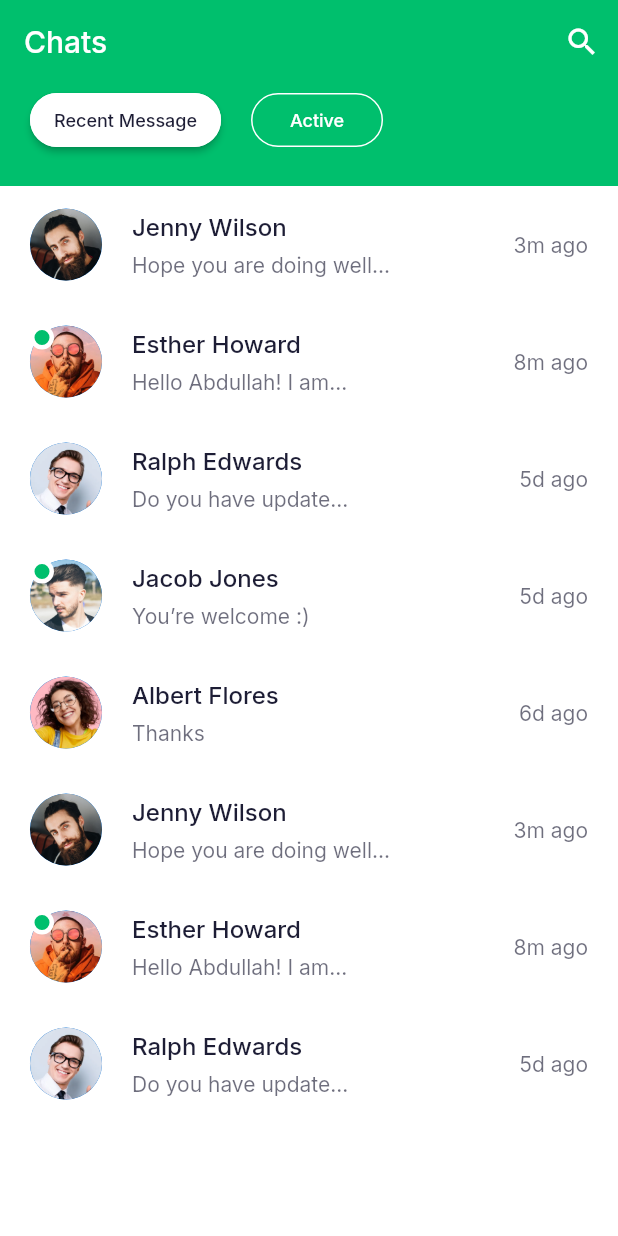
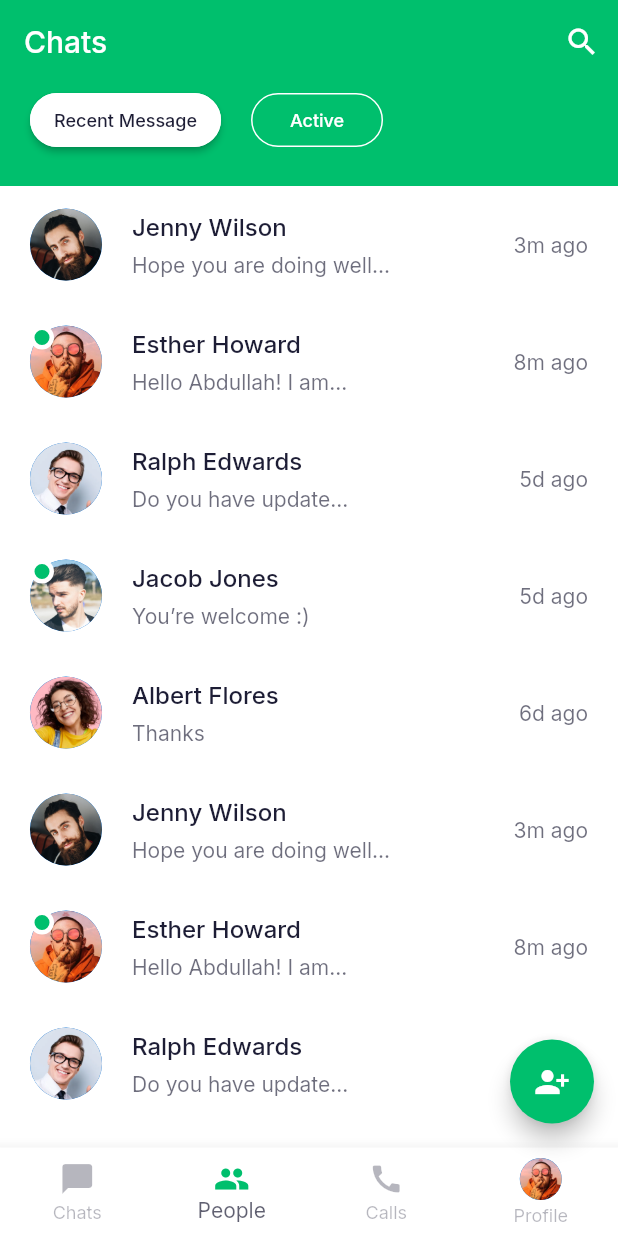
Before and after one commit to pawaka2020/chatuiconcept, a Flutter app: the ChatScreen screen opened directly, on a phone screen of 412 x 824 dp. Run offline on Flutter 3.47's test engine with Material 2 defaults, Android fonts, the phone set to English and light mode, and no system bars; our stand-ins replace google_fonts.

Commit message:
Wednesday work

```diff
--- a/lib/screen/chat/chatscreen.dart
+++ b/lib/screen/chat/chatscreen.dart
@@ -5,7 +5,8 @@ import '../../main.dart';
 import '../../uifunctions.dart';
 import 'compo/chatappbar.dart';
 import 'compo/chatbody.dart';
-//chatbody is still unfinished
+import 'compo/chatfab.dart';
+//only chatnavbar remains
 class ChatScreen extends StatefulWidget {
   const ChatScreen({Key? key}) : super(key: key);
   @override
@@ -18,7 +19,28 @@ class _ChatScreenState extends State<ChatScreen> {
   @override
   Widget build(BuildContext context) => Scaffold(
     appBar: chatAppBar(context),
-    body: ChatBody(),
-
+    body: const ChatBody(),
+    floatingActionButton: chatFab(),
+    bottomNavigationBar: BottomNavigationBar(
+      type: BottomNavigationBarType.fixed,
+      currentIndex: _index,
+      onTap: (value) {
+        setState(() {
+          _index = value;
+        });
+      },
+      items: [
+        BottomNavigationBarItem(icon: Icon(Icons.messenger), label: "Chats"),
+        BottomNavigationBarItem(icon: Icon(Icons.people), label: "People"),
+        BottomNavigationBarItem(icon: Icon(Icons.call), label: "Calls"),
+        BottomNavigationBarItem(
+          icon: CircleAvatar(
+            radius: 14,
+            backgroundImage: AssetImage("assets/images/user_2.png"),
+          ),
+          label: "Profile",
+        ),
+      ],
+    ),
   );
 }
--- a/lib/screen/chat/compo/chatbody.dart
+++ b/lib/screen/chat/compo/chatbody.dart
@@ -8,6 +8,7 @@ import '../../../constants.dart';
 import '../../../main.dart';
 import '../../../model/Chat.dart';
 import '../../../uifunctions.dart';
+import '../../message/messagescreen.dart';
 
 class ChatBody extends StatelessWidget {
   const ChatBody({Key? key}) : super(key: key);
@@ -45,11 +46,12 @@ Container topBody(BuildContext context){
 }
 //we need to implement the Users model first.
 //also Chatcard component
+//here we navigate to MessageScreen.
 Expanded bottomBody(int length, BuildContext context) => Expanded(child:
   ListView.builder(
     itemCount: length,
     itemBuilder: (context, index) => ChatCard(
       chat: chatsData[index],
-      pressCallback:()=> navigateTo(context, const HelloWorld()))
+      pressCallback:()=> navigateTo(context, const MessageScreen()))
   ),
 );
--- /dev/null
+++ b/lib/screen/chat/compo/chatfab.dart
@@ -0,0 +1,12 @@
+import 'package:flutter/material.dart';
+
+import '../../../constants.dart';
+
+FloatingActionButton chatFab() => FloatingActionButton(
+  onPressed: () {},
+  backgroundColor: primaryColor,
+  child: Icon(
+    Icons.person_add_alt_1,
+    color:Colors.white
+  )
+);
--- /dev/null
+++ b/lib/screen/chat/compo/chatnavbar.dart
@@ -0,0 +1,2 @@
+import 'package:flutter/material.dart';
+import 'package:flutter/src/widgets/framework.dart';
--- a/lib/screen/signing/compo/signinbutton.dart
+++ b/lib/screen/signing/compo/signinbutton.dart
@@ -2,10 +2,11 @@ import 'package:flutter/cupertino.dart';
 import '../../../commoncompo/primarybutton.dart';
 import '../../../main.dart';
 import '../../../uifunctions.dart';
+import '../../chat/chatscreen.dart';
 //button from the template of PrimaryButton from commoncompo
 //navigateTo is supposed to be pointed to ChatScreen but HelloWorld() placeholder for now
 PrimaryButton signinButton(BuildContext context) => PrimaryButton(
   context: context,
-  pressCallback:()=> navigateTo(context, const HelloWorld()),
+  pressCallback:()=> navigateTo(context, const ChatScreen()),
   buttonText: "Sign In",
 );
```
Also changed, not shown: lib/model/messages.dart (added, +61 -0 lines), lib/screen/message/compo/chatlogs.dart (added, +13 -0 lines), lib/screen/message/compo/messagebody.dart (added, +10 -0 lines), lib/screen/message/compo/messagebubble.dart (added, +34 -0 lines), lib/screen/message/compo/messagecontent.dart (added, +14 -0 lines), lib/screen/message/compo/textmessage.dart (added, +38 -0 lines), lib/screen/message/messagescreen.dart (added, +13 -0 lines).
